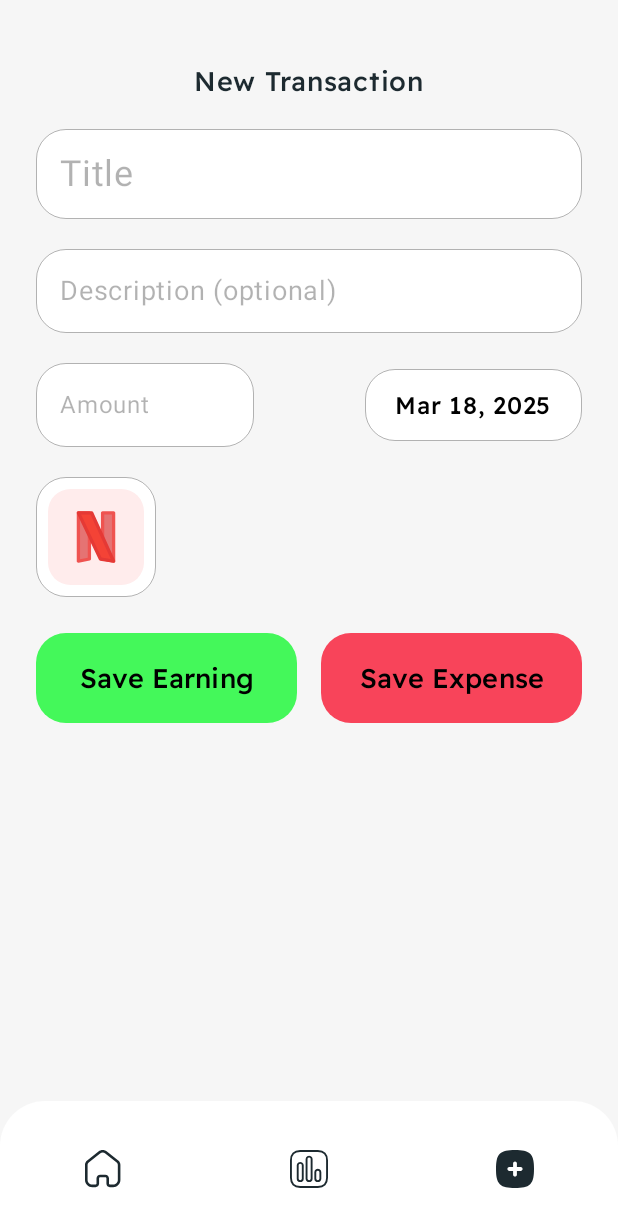
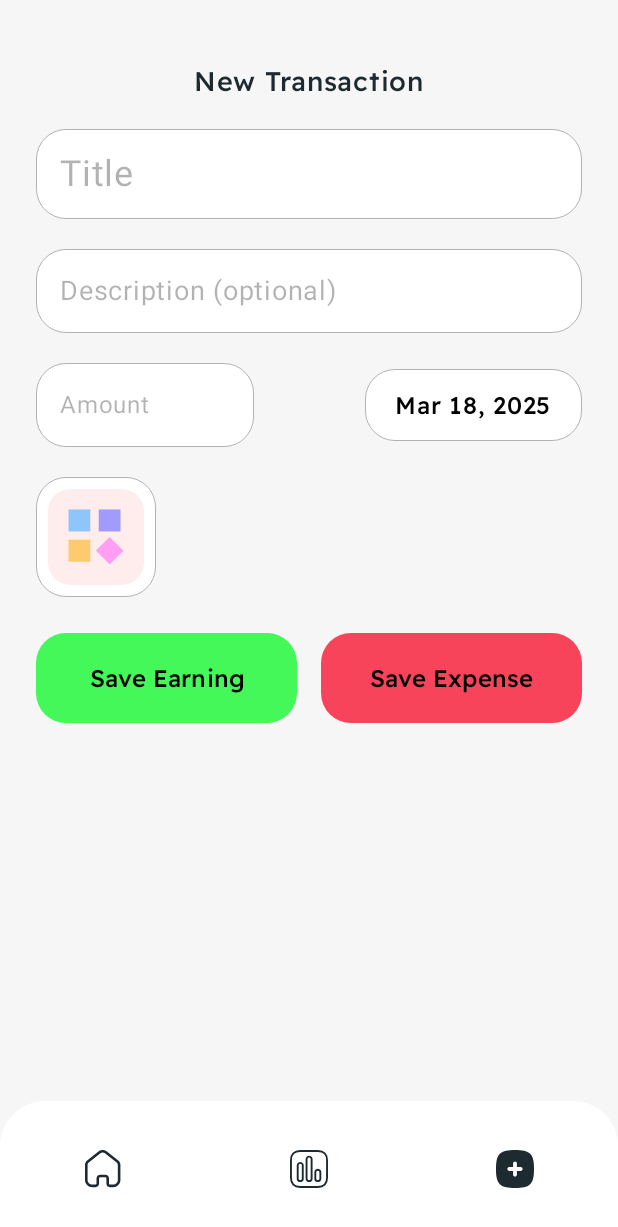
Before and after one commit to PiyushJT/Centsible, an Android app built with Jetpack Compose: the screen it shows after launch (MainActivity), on a phone screen of 412 x 824 dp. Shown: the top 1227 px of the screen. Run offline under Robolectric (Android 15) with nearby library versions, the phone set to English and light mode, and no system bars; our stand-ins replace Room's generated code.

Commit message:
improved some UI components

```diff
--- a/app/src/main/java/com/piyushjt/centsible/screens/AddExpenseScreen.kt
+++ b/app/src/main/java/com/piyushjt/centsible/screens/AddExpenseScreen.kt
@@ -85,7 +85,7 @@ import java.time.format.DateTimeFormatter
 val expense = Expense(
     title = "",
     description = "",
-    type = "ent",
+    type = "misc",
     amount = 0f,
     date = Util.getCurrentDate(),
     id = -1,
@@ -769,7 +769,7 @@ fun SaveButton(
             Text(
                 text = "Save Earning",
                 color = UI.colors("black"),
-                fontSize = 18.sp,
+                fontSize = 16.sp,
                 fontFamily = readexPro,
                 textAlign = TextAlign.Center
             )
@@ -831,7 +831,7 @@ fun SaveButton(
             Text(
                 text = "Save Expense",
                 color = UI.colors("black"),
-                fontSize = 18.sp,
+                fontSize = 16.sp,
                 fontFamily = readexPro,
                 textAlign = TextAlign.Center
             )
--- a/app/src/main/java/com/piyushjt/centsible/screens/EditExpenseScreen.kt
+++ b/app/src/main/java/com/piyushjt/centsible/screens/EditExpenseScreen.kt
@@ -1024,7 +1024,7 @@ fun UpdateButton(
             Text(
                 text = "Save Earning",
                 color = UI.colors("black"),
-                fontSize = 18.sp,
+                fontSize = 16.sp,
                 fontFamily = readexPro,
                 textAlign = TextAlign.Center
             )
@@ -1087,7 +1087,7 @@ fun UpdateButton(
             Text(
                 text = "Save Expense",
                 color = UI.colors("black"),
-                fontSize = 18.sp,
+                fontSize = 16.sp,
                 fontFamily = readexPro,
                 textAlign = TextAlign.Center
             )
```
Also changed, not shown: app/src/main/java/com/piyushjt/centsible/screens/StatisticsScreen.kt (+5 -4 lines).
